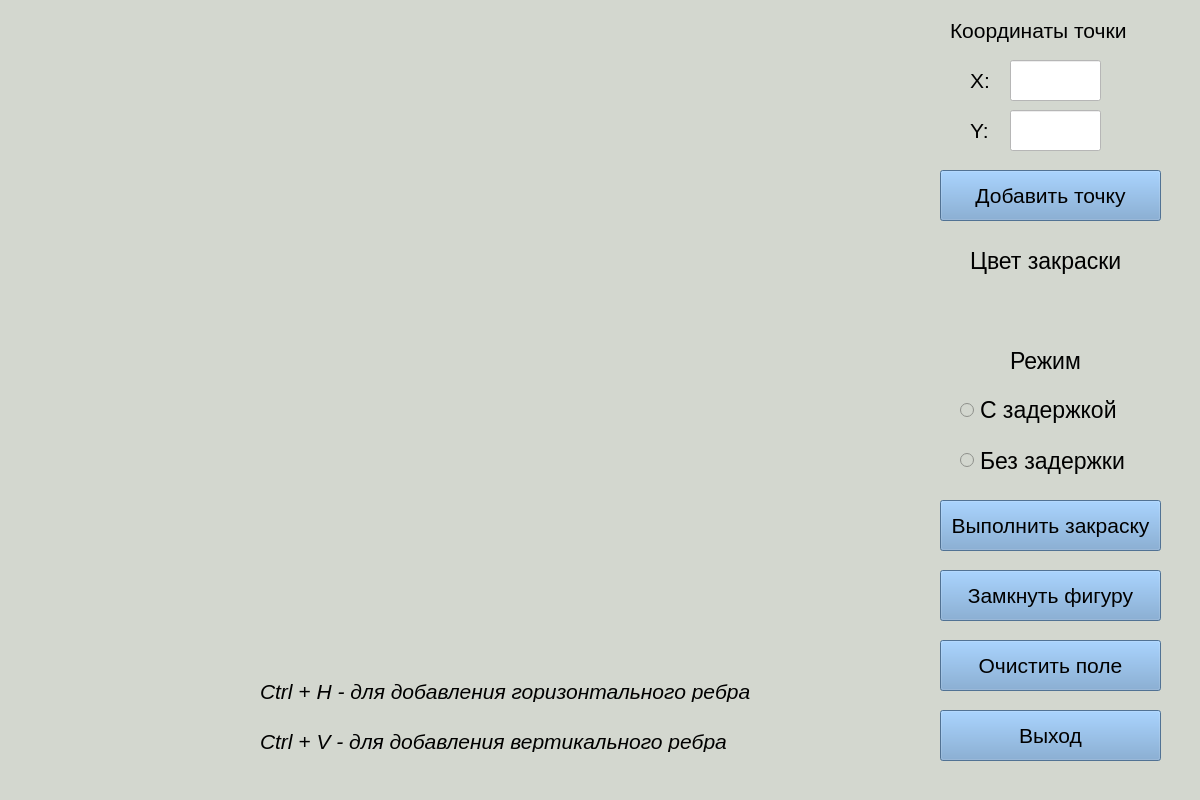
Defo0000/bmstu_cg, file lab_05/window.ui: the form before one commit.
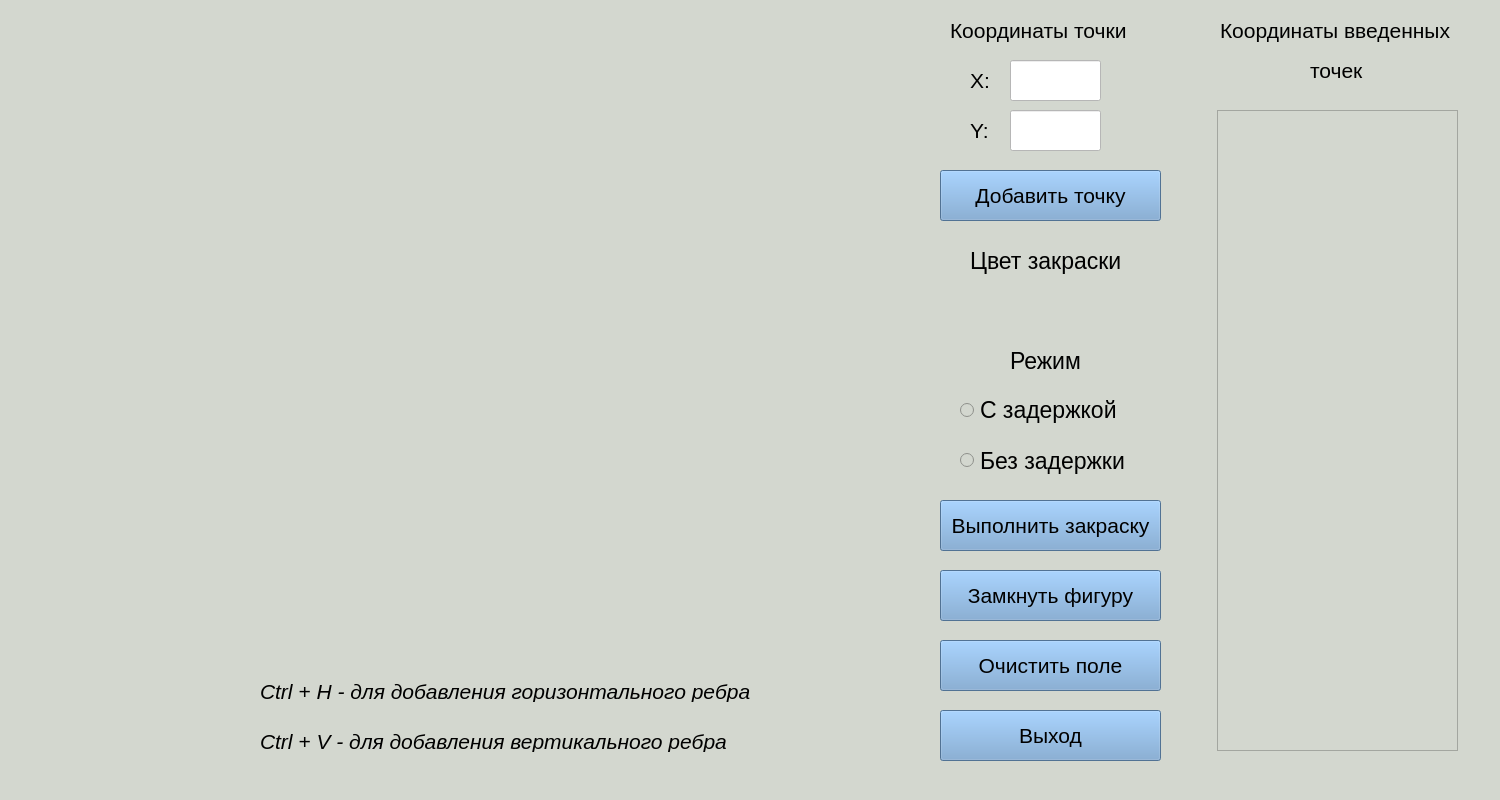
The form after the commit.

Commit message: add table with coordinates

Diff of the .ui file:
```diff
--- a/lab_05/window.ui
+++ b/lab_05/window.ui
@@ -6,13 +6,15 @@
    <rect>
     <x>0</x>
     <y>0</y>
-    <width>1200</width>
+    <width>1500</width>
     <height>800</height>
    </rect>
   </property>
   <property name="font">
    <font>
     <family>Suruma</family>
+    <weight>50</weight>
+    <bold>false</bold>
    </font>
   </property>
   <property name="windowTitle">
@@ -330,6 +332,69 @@
      <string>Ctrl + H - для добавления горизонтального ребра</string>
     </property>
    </widget>
+   <widget class="QLabel" name="label_8">
+    <property name="geometry">
+     <rect>
+      <x>1220</x>
+      <y>10</y>
+      <width>261</width>
+      <height>41</height>
+     </rect>
+    </property>
+    <property name="font">
+     <font>
+      <pointsize>16</pointsize>
+     </font>
+    </property>
+    <property name="styleSheet">
+     <string notr="true">color: rgb(0, 0, 0);</string>
+    </property>
+    <property name="text">
+     <string>Координаты введенных</string>
+    </property>
+   </widget>
+   <widget class="QLabel" name="label_9">
+    <property name="geometry">
+     <rect>
+      <x>1310</x>
+      <y>50</y>
+      <width>71</width>
+      <height>41</height>
+     </rect>
+    </property>
+    <property name="font">
+     <font>
+      <pointsize>16</pointsize>
+     </font>
+    </property>
+    <property name="styleSheet">
+     <string notr="true">color: rgb(0, 0, 0);</string>
+    </property>
+    <property name="text">
+     <string>точек</string>
+    </property>
+   </widget>
+   <widget class="QTableWidget" name="table">
+    <property name="geometry">
+     <rect>
+      <x>1217</x>
+      <y>110</y>
+      <width>241</width>
+      <height>641</height>
+     </rect>
+    </property>
+    <property name="font">
+     <font>
+      <pointsize>14</pointsize>
+      <weight>50</weight>
+      <italic>true</italic>
+      <bold>false</bold>
+     </font>
+    </property>
+    <property name="styleSheet">
+     <string notr="true">color: rgb(0, 0, 0);</string>
+    </property>
+   </widget>
   </widget>
   <widget class="QMenuBar" name="menubar">
    <property name="geometry">
```
Left out of the diff: 52 changed lines with no effect on the pictures. The commit also changes 2 other files.
